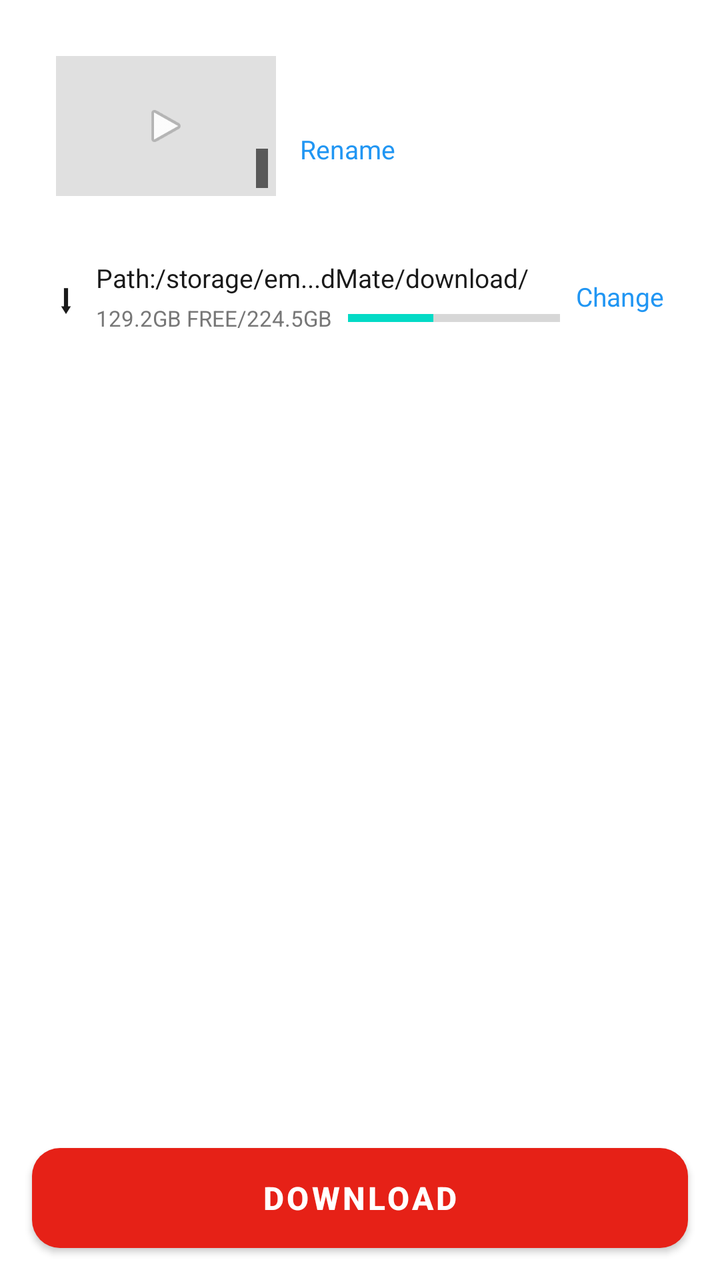
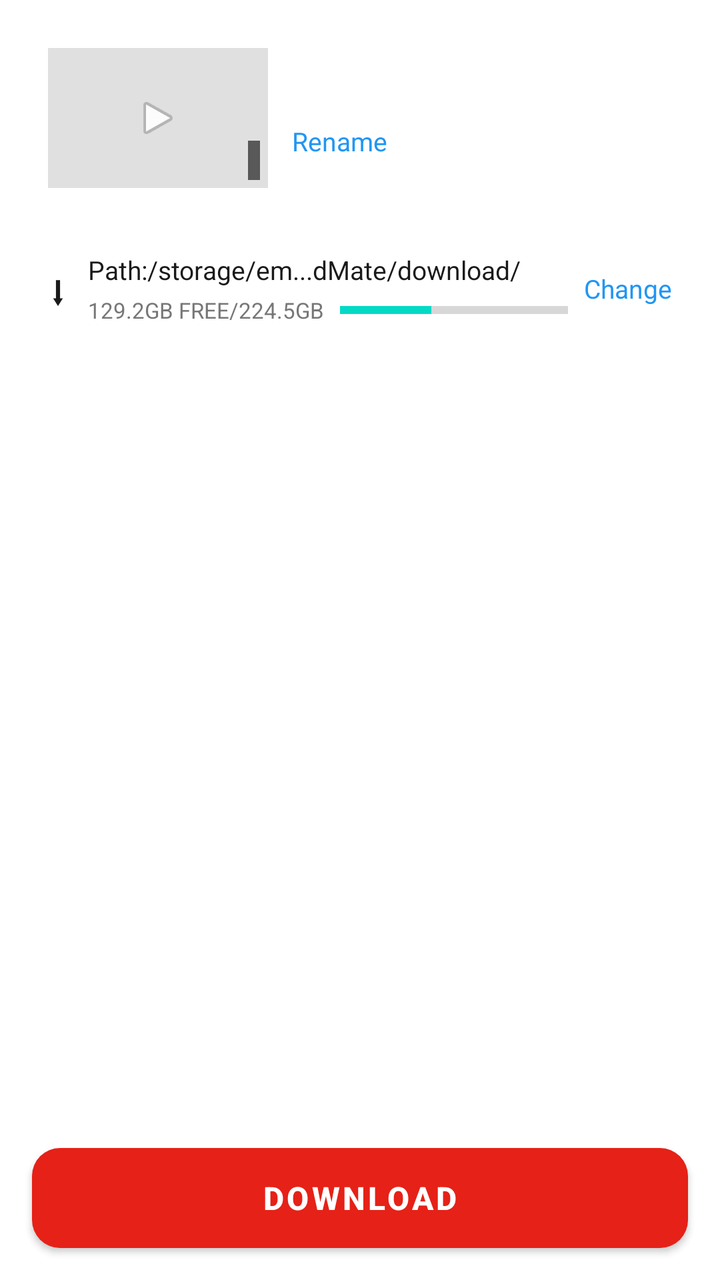

Before-and-after screenshots of an Android layout around one commit, followed by the original layout XML and the change that was made.
<!-- AndroidManifest.xml: application theme Theme.Material3.Light.NoActionBar -->
<!-- res/layout/dialog_download.xml -->
<?xml version="1.0" encoding="utf-8"?>
<LinearLayout xmlns:android="http://schemas.android.com/apk/res/android"
    android:layout_width="match_parent"
    android:layout_height="wrap_content"
    android:orientation="vertical"
    android:background="@color/card">

    <ScrollView
        android:layout_width="match_parent"
        android:layout_height="0dp"
        android:layout_weight="1">

        <LinearLayout
            android:layout_width="match_parent"
            android:layout_height="wrap_content"
            android:orientation="vertical"
            android:padding="16dp">

            
            <LinearLayout
                android:layout_width="match_parent"
                android:layout_height="wrap_content"
                android:orientation="horizontal"
                android:gravity="center_vertical"
                android:padding="12dp">

                <FrameLayout
                    android:layout_width="110dp"
                    android:layout_height="70dp"
                    android:background="#E0E0E0">

                    <ImageView
                        android:id="@+id/iv_dlg_thumb"
                        android:layout_width="match_parent"
                        android:layout_height="match_parent"
                        android:scaleType="centerCrop" />

                    <ImageView
                        android:layout_width="24dp"
                        android:layout_height="24dp"
                        android:layout_gravity="center"
                        android:src="@android:drawable/ic_media_play"
                        android:alpha="0.9" />

                    <TextView
                        android:id="@+id/tv_dlg_duration"
                        android:layout_width="wrap_content"
                        android:layout_height="wrap_content"
                        android:layout_gravity="bottom|end"
                        android:layout_margin="4dp"
                        android:background="#99000000"
                        android:padding="3dp"
                        android:textColor="@color/white"
                        android:textSize="10sp" />
                </FrameLayout>

                <LinearLayout
                    android:layout_width="0dp"
                    android:layout_height="wrap_content"
                    android:layout_weight="1"
                    android:layout_marginStart="12dp"
                    android:orientation="vertical">

                    <TextView
                        android:id="@+id/tv_dlg_title"
                        android:layout_width="match_parent"
                        android:layout_height="wrap_content"
                        android:textColor="@color/text_primary"
                        android:textSize="14sp"
                        android:textStyle="bold"
                        android:maxLines="2"
                        android:ellipsize="end" />

                    <TextView
                        android:id="@+id/tv_dlg_rename"
                        android:layout_width="wrap_content"
                        android:layout_height="wrap_content"
                        android:layout_marginTop="4dp"
                        android:text="Rename"
                        android:textColor="#2196F3"
                        android:textSize="13sp"
                        android:clickable="true"
                        android:focusable="true" />
                </LinearLayout>
            </LinearLayout>

            
            <LinearLayout
                android:layout_width="match_parent"
                android:layout_height="wrap_content"
                android:orientation="horizontal"
                android:gravity="center_vertical"
                android:layout_marginTop="8dp"
                android:padding="12dp">

                <TextView
                    android:layout_width="wrap_content"
                    android:layout_height="wrap_content"
                    android:text="⬇"
                    android:textSize="20sp"
                    android:textColor="@color/text_primary" />

                <LinearLayout
                    android:layout_width="0dp"
                    android:layout_height="wrap_content"
                    android:layout_weight="1"
                    android:layout_marginStart="10dp"
                    android:orientation="vertical">

                    <TextView
                        android:id="@+id/tv_dlg_path"
                        android:layout_width="match_parent"
                        android:layout_height="wrap_content"
                        android:text="Path:/storage/em...dMate/download/"
                        android:textColor="@color/text_primary"
                        android:textSize="13sp"
                        android:singleLine="true"
                        android:ellipsize="middle" />

                    <LinearLayout
                        android:layout_width="match_parent"
                        android:layout_height="wrap_content"
                        android:orientation="horizontal"
                        android:gravity="center_vertical"
                        android:layout_marginTop="4dp">

                        <TextView
                            android:id="@+id/tv_dlg_storage"
                            android:layout_width="wrap_content"
                            android:layout_height="wrap_content"
                            android:text="129.2GB FREE/224.5GB"
                            android:textColor="@color/text_secondary"
                            android:textSize="11sp" />

                        <ProgressBar
                            android:id="@+id/pb_dlg_storage"
                            style="?android:attr/progressBarStyleHorizontal"
                            android:layout_width="0dp"
                            android:layout_height="4dp"
                            android:layout_weight="1"
                            android:layout_marginStart="8dp"
                            android:progress="40" />
                    </LinearLayout>
                </LinearLayout>

                <TextView
                    android:id="@+id/tv_dlg_change"
                    android:layout_width="wrap_content"
                    android:layout_height="wrap_content"
                    android:layout_marginStart="8dp"
                    android:text="Change"
                    android:textColor="#2196F3"
                    android:textSize="13sp"
                    android:clickable="true"
                    android:focusable="true" />
            </LinearLayout>

            <TextView
                android:id="@+id/tv_fetching"
                android:layout_width="match_parent"
                android:layout_height="wrap_content"
                android:layout_marginTop="16dp"
                android:gravity="center"
                android:text="@string/fetching_formats"
                android:visibility="gone" />

            
            <LinearLayout
                android:id="@+id/layout_music_section"
                android:layout_width="match_parent"
                android:layout_height="wrap_content"
                android:orientation="vertical"
                android:layout_marginTop="16dp"
                android:visibility="gone">

                <LinearLayout
                    android:layout_width="match_parent"
                    android:layout_height="wrap_content"
                    android:orientation="horizontal"
                    android:gravity="center_vertical">

                    <TextView
                        android:layout_width="wrap_content"
                        android:layout_height="wrap_content"
                        android:text="🎵"
                        android:textSize="18sp" />

                    <TextView
                        android:layout_width="wrap_content"
                        android:layout_height="wrap_content"
                        android:layout_marginStart="8dp"
                        android:text="@string/section_music"
                        android:textSize="15sp"
                        android:textStyle="bold"
                        android:textColor="@color/text_primary" />
                </LinearLayout>

                <androidx.recyclerview.widget.RecyclerView
                    android:id="@+id/rv_audio_formats"
                    android:layout_width="match_parent"
                    android:layout_height="wrap_content"
                    android:layout_marginTop="8dp"
                    android:nestedScrollingEnabled="false" />
            </LinearLayout>

            
            <LinearLayout
                android:id="@+id/layout_video_section"
                android:layout_width="match_parent"
                android:layout_height="wrap_content"
                android:orientation="vertical"
                android:layout_marginTop="16dp"
                android:visibility="gone">

                <LinearLayout
                    android:layout_width="match_parent"
                    android:layout_height="wrap_content"
                    android:orientation="horizontal"
                    android:gravity="center_vertical">

                    <TextView
                        android:layout_width="wrap_content"
                        android:layout_height="wrap_content"
                        android:text="🎬"
                        android:textSize="18sp" />

                    <TextView
                        android:layout_width="wrap_content"
                        android:layout_height="wrap_content"
                        android:layout_marginStart="8dp"
                        android:text="@string/section_video"
                        android:textSize="15sp"
                        android:textStyle="bold"
                        android:textColor="@color/text_primary" />
                </LinearLayout>

                <androidx.recyclerview.widget.RecyclerView
                    android:id="@+id/rv_video_formats"
                    android:layout_width="match_parent"
                    android:layout_height="wrap_content"
                    android:layout_marginTop="8dp"
                    android:nestedScrollingEnabled="false" />
            </LinearLayout>
        </LinearLayout>
    </ScrollView>

    
    <Button
        android:id="@+id/btn_download"
        android:layout_width="match_parent"
        android:layout_height="50dp"
        android:layout_margin="16dp"
        android:background="@drawable/bg_btn_download"
        android:text="@string/download"
        android:textColor="@color/white"
        android:textSize="16sp"
        android:textStyle="bold" />
</LinearLayout>
<!-- resources referenced by this layout -->
<resources>
  <color name="card">#FFFFFF</color>
  <color name="text_primary">#1A1A1A</color>
  <color name="text_secondary">#777777</color>
  <color name="white">#FFFFFF</color>
  <!-- drawable bg_btn_download (drawable) -->
  <?xml version="1.0" encoding="utf-8"?>
  <shape xmlns:android="http://schemas.android.com/apk/res/android" android:shape="rectangle">
      <corners android:radius="14dp" />
      <solid android:color="@color/red_accent" />
  </shape>
  <string name="download">Download</string>
  <string name="fetching_formats">Fetching available formats...</string>
  <string name="section_music">Audio (MP3)</string>
  <string name="section_video">Video (MP4)</string>
  <style name="Theme.Material3.Light.NoActionBar" parent="Theme.MaterialComponents.Light.NoActionBar">
          <item name="colorPrimary">@color/red_accent</item>
          <item name="colorPrimaryVariant">@color/red_accent</item>
          <item name="colorOnPrimary">@color/white</item>
          <item name="android:statusBarColor">@color/bg</item>
          <item name="android:windowLightStatusBar">true</item>
      </style>
  <color name="red_accent">#E62117</color>
  <color name="bg">#F8F8F8</color>
</resources>

<!-- the commit's change to res/layout/dialog_download.xml (unified diff, before → after) -->
@@ -14,7 +14,7 @@
             android:layout_width="match_parent"
             android:layout_height="wrap_content"
             android:orientation="vertical"
-            android:padding="16dp">
+            android:padding="12dp">
 
             
             <LinearLayout
